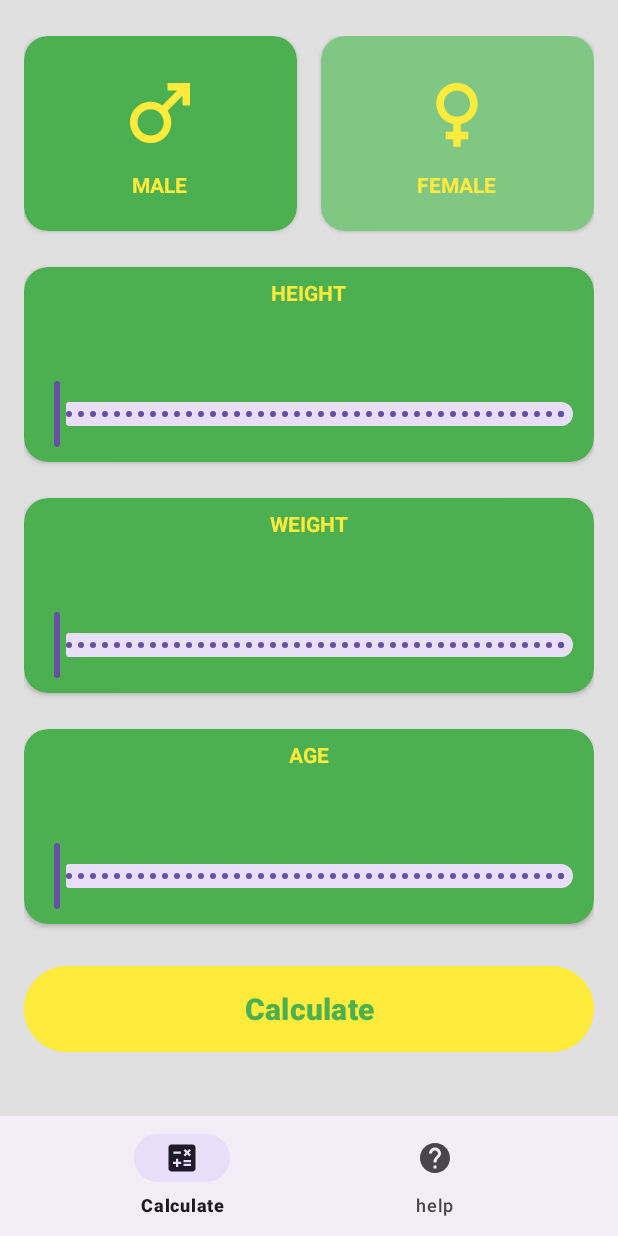
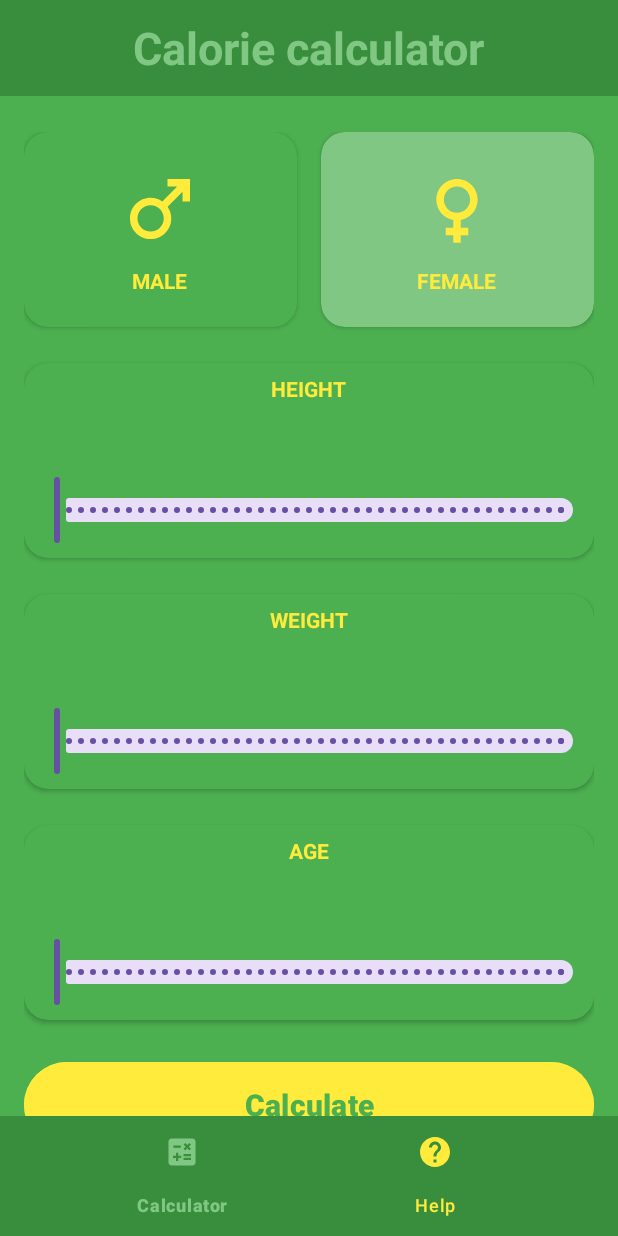
Before and after one commit to DevGalan/CalorieCalculator, an Android app: the screen it shows after launch (MainActivity), on a phone screen of 412 x 824 dp. Run offline under Robolectric (Android 15) with nearby library versions, the phone set to English and light mode, and no system bars; our stand-ins replace navigation-ui.

Commit message:
Add toolbar

```diff
--- /dev/null
+++ b/app/src/main/res/color/bottom_nav_selector.xml
@@ -0,0 +1,5 @@
+<?xml version="1.0" encoding="utf-8"?>
+<selector xmlns:android="http://schemas.android.com/apk/res/android">
+<item android:color="@color/secondary" android:state_checked="true"/>
+    <item android:color="@color/accent"/>
+</selector>
--- a/app/src/main/res/layout/activity_main.xml
+++ b/app/src/main/res/layout/activity_main.xml
@@ -6,6 +6,26 @@
     android:layout_height="match_parent"
     android:fitsSystemWindows="true"
     tools:context=".ui.home.MainActivity">
+
+    <FrameLayout
+        android:id="@+id/toolbar"
+        android:layout_width="0dp"
+        android:background="@color/primary_dark"
+        android:layout_height="?attr/actionBarSize"
+        app:layout_constraintTop_toTopOf="parent"
+        app:layout_constraintStart_toStartOf="parent"
+        app:layout_constraintEnd_toEndOf="parent">
+
+        <TextView
+            android:layout_width="wrap_content"
+            android:layout_height="wrap_content"
+            android:layout_gravity="center"
+            android:textStyle="bold"
+            android:textColor="@color/secondary"
+            android:textSize="30sp"
+            android:text="@string/app_name"/>
+
+    </FrameLayout>
 
     <androidx.fragment.app.FragmentContainerView
         android:id="@+id/fragmentContainerView"
@@ -16,7 +36,7 @@
         app:layout_constraintBottom_toBottomOf="parent"
         app:layout_constraintEnd_toEndOf="parent"
         app:layout_constraintStart_toStartOf="parent"
-        app:layout_constraintTop_toTopOf="parent"
+        app:layout_constraintTop_toBottomOf="@+id/toolbar"
         app:navGraph="@navigation/nav_graph" />
 
     <com.google.android.material.bottomnavigation.BottomNavigationView
@@ -26,6 +46,10 @@
         app:layout_constraintBottom_toBottomOf="parent"
         app:layout_constraintStart_toStartOf="parent"
         app:layout_constraintEnd_toEndOf="parent"
+        android:background="@color/primary_dark"
+        app:itemIconTint="@color/bottom_nav_selector"
+        app:itemTextColor="@color/bottom_nav_selector"
+        app:itemActiveIndicatorStyle="@null"
         app:menu="@menu/bottom_menu"/>
 
 </androidx.constraintlayout.widget.ConstraintLayout>
--- a/app/src/main/res/layout/fragment_calculator.xml
+++ b/app/src/main/res/layout/fragment_calculator.xml
@@ -4,7 +4,7 @@
     xmlns:tools="http://schemas.android.com/tools"
     android:layout_width="match_parent"
     android:layout_height="match_parent"
-    android:background="@color/background"
+    android:background="@color/primary"
     tools:context=".ui.calculator.CalculatorFragment">
 
     <androidx.constraintlayout.widget.ConstraintLayout
--- a/app/src/main/res/layout/fragment_result.xml
+++ b/app/src/main/res/layout/fragment_result.xml
@@ -4,6 +4,7 @@
     xmlns:tools="http://schemas.android.com/tools"
     android:layout_width="match_parent"
     android:layout_height="match_parent"
+    android:background="@color/primary"
     tools:context=".ui.result.ResultFragment">
 
     <androidx.constraintlayout.widget.ConstraintLayout
--- a/app/src/main/res/menu/bottom_menu.xml
+++ b/app/src/main/res/menu/bottom_menu.xml
@@ -3,10 +3,10 @@
     <item
         android:id="@+id/CalculatorFragment"
         android:icon="@drawable/ic_calculate"
-        android:title="@string/calculate" />
+        android:title="@string/calculator_fragment" />
 
     <item
         android:id="@+id/ResultFragment"
         android:icon="@drawable/ic_help"
-        android:title="@string/help" />
+        android:title="@string/help_fragment" />
 </menu>
--- a/app/src/main/res/navigation/nav_graph.xml
+++ b/app/src/main/res/navigation/nav_graph.xml
@@ -8,7 +8,7 @@
     <fragment
         android:id="@+id/CalculatorFragment"
         android:name="com.devgalan.caloriecalculator.ui.calculator.CalculatorFragment"
-        android:label="@string/calculator_fragment_label"
+        android:label="@string/calculator_fragment"
         tools:layout="@layout/fragment_calculator">
 
         <action
@@ -18,7 +18,7 @@
     <fragment
         android:id="@+id/ResultFragment"
         android:name="com.devgalan.caloriecalculator.ui.result.ResultFragment"
-        android:label="@string/result_fragment_label"
+        android:label="@string/result_fragment"
         tools:layout="@layout/fragment_result">
 
         <action
--- a/app/src/main/res/values/strings.xml
+++ b/app/src/main/res/values/strings.xml
@@ -1,8 +1,9 @@
 <resources>
     <string name="app_name">Calorie calculator</string>
     <!-- Strings used for fragments for navigation -->
-    <string name="calculator_fragment_label">Calculator</string>
-    <string name="result_fragment_label">Result</string>
+    <string name="calculator_fragment">Calculator</string>
+    <string name="result_fragment">Result</string>
+    <string name="help_fragment">Help</string>
     <!-- Calculator -->
     <string name="gender">Gender</string>
     <string name="male">Male</string>
@@ -24,6 +25,5 @@
     <!-- Result -->
     <string name="result">Result</string>
     <string name="calories">Calories</string>
-    <string name="help">help</string>
 
 </resources>
```
